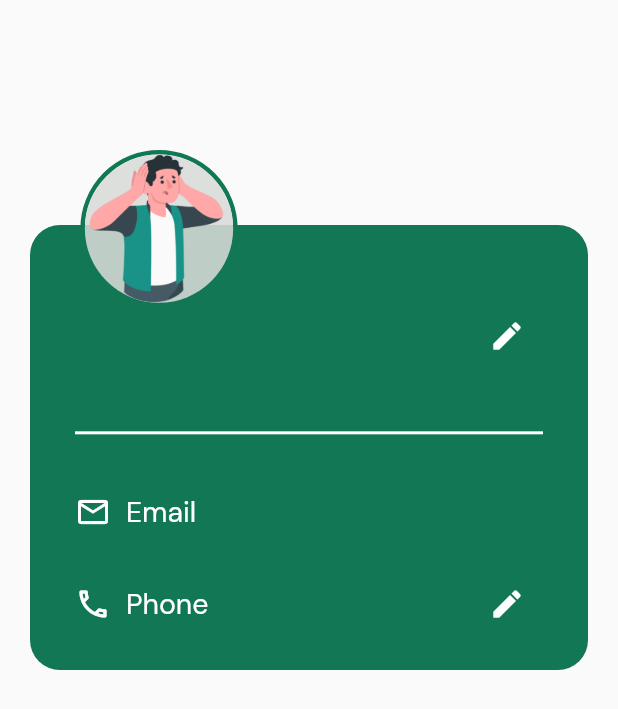
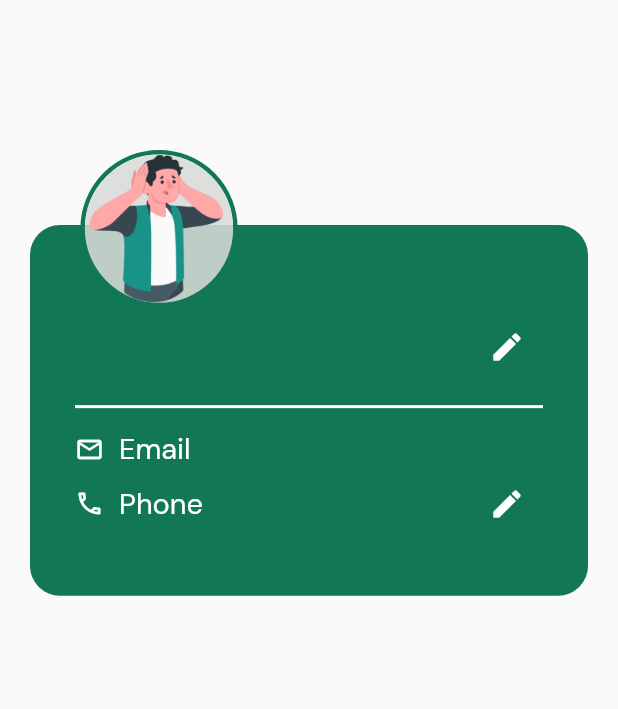
Before and after one commit to NaufalRozan/PanicAttack_App, a Flutter app: the screen it shows once a user with an empty profile is signed in, in the side drawer, after a tap on "Profil", on a phone screen of 412 x 824 dp. Shown: the top 709 px of the screen. Run offline on Flutter 3.47's test engine with Material 2 defaults, Android fonts, the light colour scheme and no system bars; our stand-ins replace cloud_firestore, firebase_auth, firebase_core, google_fonts; accounts and stored records are empty.

Commit message:
Memperbaiki responsif profil

```diff
--- a/lib/pages/profile_page.dart
+++ b/lib/pages/profile_page.dart
@@ -158,20 +158,22 @@ class _ProfilePageState extends State<ProfilePage> {
                 right: 0,
                 child: Container(
                   width: double.infinity,
-                  height: MediaQuery.of(context).size.height * 0.36,
+                  height: MediaQuery.of(context).size.height * 0.3,
                   decoration: BoxDecoration(
                     color: primaryButtonColor,
                     borderRadius: BorderRadius.circular(20),
                   ),
                   child: Padding(
                     padding: const EdgeInsets.only(
-                        top: 50,
+                      top: 20,
                       right: 30,
                       left: 30,
-                        bottom: 20), // Atur padding sesuai keinginan Anda
+                    ), // Atur padding sesuai keinginan Anda
+                    child: Center(
                       child: Column(
-                      mainAxisAlignment: MainAxisAlignment.spaceBetween,
-                      crossAxisAlignment: CrossAxisAlignment.start, // Rata kiri
+                        mainAxisAlignment: MainAxisAlignment.center,
+                        crossAxisAlignment:
+                            CrossAxisAlignment.start, // Rata kiri
                         children: [
                           Row(
                             mainAxisAlignment: MainAxisAlignment.spaceBetween,
@@ -179,7 +181,10 @@ class _ProfilePageState extends State<ProfilePage> {
                               Text(
                                 "$_registeredUserName",
                                 style: whiteTextStyle.copyWith(
-                                  fontSize: 30, fontWeight: bold),
+                                    fontSize:
+                                        MediaQuery.of(context).size.width *
+                                            0.064,
+                                    fontWeight: bold),
                               ),
                               IconButton(
                                 onPressed: () => editField('username'),
@@ -191,31 +196,38 @@ class _ProfilePageState extends State<ProfilePage> {
                           Container(
                             height: 2, // Tinggi garis
                             width: double.infinity,
-                          color:
-                              Colors.white, // Warna garis sesuai keinginan Anda
+                            color: Colors
+                                .white, // Warna garis sesuai keinginan Anda
                             margin: EdgeInsets.symmetric(
-                              vertical: 15), // Atur margin sesuai keinginan Anda
+                                vertical:
+                                    15), // Atur margin sesuai keinginan Anda
                           ),
                           Row(
                             children: [
                               Icon(
                                 Icons.mail_outline,
                                 color: whiteColor,
-                              size: 24.0,
+                                size: MediaQuery.of(context).size.width * 0.047,
                               ),
                               SizedBox(
                                 width: 10,
                               ),
                               Text(
                                 "Email",
-                              style: whiteTextStyle.copyWith(fontSize: 19),
+                                style: whiteTextStyle.copyWith(
+                                  fontSize:
+                                      MediaQuery.of(context).size.width * 0.047,
+                                ),
                               ),
                               SizedBox(
                                 width: 10,
                               ),
                               Text(
                                 "$_registeredEmail",
-                              style: whiteTextStyle.copyWith(fontSize: 19),
+                                style: whiteTextStyle.copyWith(
+                                  fontSize:
+                                      MediaQuery.of(context).size.width * 0.047,
+                                ),
                               ),
                             ],
                           ),
@@ -227,21 +239,30 @@ class _ProfilePageState extends State<ProfilePage> {
                                   Icon(
                                     Icons.phone_outlined,
                                     color: whiteColor,
-                                  size: 24.0,
+                                    size: MediaQuery.of(context).size.width *
+                                        0.047,
                                   ),
                                   SizedBox(
                                     width: 10,
                                   ),
                                   Text(
                                     "Phone",
-                                  style: whiteTextStyle.copyWith(fontSize: 19),
+                                    style: whiteTextStyle.copyWith(
+                                      fontSize:
+                                          MediaQuery.of(context).size.width *
+                                              0.047,
+                                    ),
                                   ),
                                   SizedBox(
                                     width: 10,
                                   ),
                                   Text(
                                     "$_registeredPhone",
-                                  style: whiteTextStyle.copyWith(fontSize: 19),
+                                    style: whiteTextStyle.copyWith(
+                                      fontSize:
+                                          MediaQuery.of(context).size.width *
+                                              0.047,
+                                    ),
                                   ),
                                 ],
                               ),
@@ -253,6 +274,7 @@ class _ProfilePageState extends State<ProfilePage> {
                             ],
                           ),
                         ],
+                      ),
                     ),
                   ),
                 ),
```
Also changed, not shown: lib/pages/home_page.dart (+0 -22 lines). Lines whose indentation alone changed are shown as unchanged.
